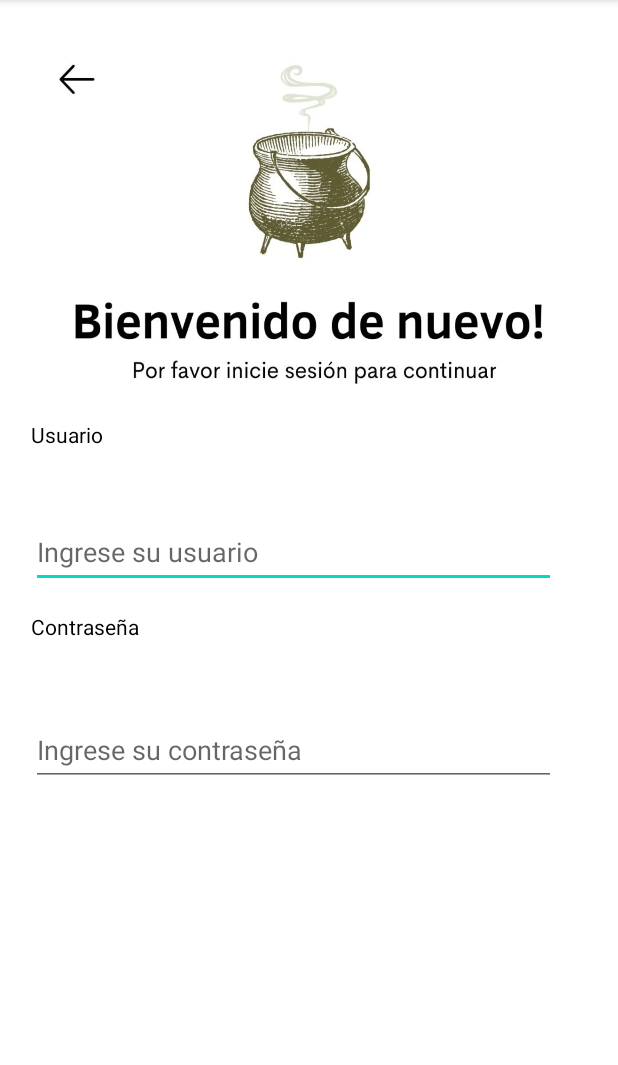
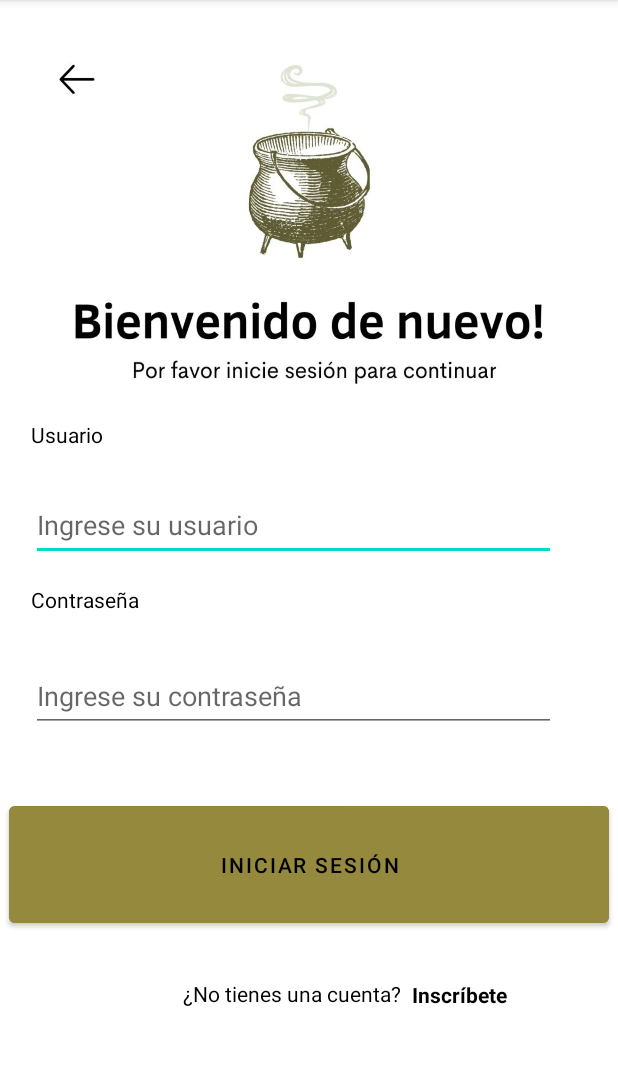
Before and after one commit to jlapazac/cocinamama, an Android app: the screen it shows after launch (LoginActivity), after a tap on "INICIAR SESIÓN", on a phone screen of 412 x 824 dp, the part 84-1149 px from its top. Run offline under Robolectric (Android 15) with nearby library versions, the phone set to English and light mode, and no system bars.

Commit message:
Update LoginActivity and MenuActivity

```diff
--- a/app/build.gradle
+++ b/app/build.gradle
@@ -38,6 +38,8 @@ dependencies {
     implementation 'androidx.annotation:annotation:1.2.0'
     implementation 'androidx.lifecycle:lifecycle-livedata-ktx:2.4.1'
     implementation 'androidx.lifecycle:lifecycle-viewmodel-ktx:2.4.1'
+    implementation 'androidx.navigation:navigation-ui:2.4.1'
+    implementation 'androidx.navigation:navigation-fragment:2.4.1'
     testImplementation 'junit:junit:4.13.2'
     androidTestImplementation 'androidx.test.ext:junit:1.1.3'
     androidTestImplementation 'androidx.test.espresso:espresso-core:3.4.0'
--- a/app/src/main/res/layout/activity_login.xml
+++ b/app/src/main/res/layout/activity_login.xml
@@ -10,7 +10,7 @@
     <TextView
         android:id="@+id/txtUser"
         android:layout_width="350dp"
-        android:layout_height="48dp"
+        android:layout_height="30dp"
         android:layout_marginStart="10dp"
         android:layout_marginTop="280dp"
         android:text="Usuario"
@@ -31,15 +31,17 @@
         android:inputType="textEmailAddress"
         android:minHeight="48dp"
         android:textColor="@color/black"
+        android:visibility="visible"
         app:layout_constraintEnd_toEndOf="parent"
         app:layout_constraintHorizontal_bias="0.2"
         app:layout_constraintStart_toStartOf="parent"
-        app:layout_constraintTop_toBottomOf="@+id/txtUser" />
+        app:layout_constraintTop_toBottomOf="@+id/txtUser"
+        tools:visibility="visible" />
 
     <TextView
         android:id="@+id/txtPassword"
         android:layout_width="350dp"
-        android:layout_height="48dp"
+        android:layout_height="30dp"
         android:layout_marginStart="10dp"
         android:layout_marginTop="16dp"
         android:text="Contraseña"
@@ -64,4 +66,47 @@
         app:layout_constraintStart_toStartOf="parent"
         app:layout_constraintTop_toBottomOf="@+id/txtPassword" />
 
+    <Button
+        android:id="@+id/btnLogin"
+        android:layout_width="400dp"
+        android:layout_height="90dp"
+        android:layout_marginTop="43dp"
+        android:backgroundTint="#95893E"
+        android:text="Iniciar Sesión"
+        android:textColor="@color/black"
+        app:layout_constraintEnd_toEndOf="parent"
+        app:layout_constraintStart_toStartOf="parent"
+        app:layout_constraintTop_toBottomOf="@+id/editTextPassword" />
+
+    <TextView
+        android:id="@+id/textView3"
+        android:layout_width="wrap_content"
+        android:layout_height="wrap_content"
+        android:layout_marginStart="96dp"
+        android:layout_marginTop="28dp"
+        android:text="¿No tienes una cuenta?"
+        android:textColor="@color/black"
+        app:layout_constraintBottom_toBottomOf="parent"
+        app:layout_constraintEnd_toEndOf="parent"
+        app:layout_constraintHorizontal_bias="0.152"
+        app:layout_constraintStart_toStartOf="parent"
+        app:layout_constraintTop_toBottomOf="@+id/btnLogin"
+        app:layout_constraintVertical_bias="0.031" />
+
+    <TextView
+        android:id="@+id/txtInscribete2"
+        android:layout_width="wrap_content"
+        android:layout_height="wrap_content"
+        android:layout_marginTop="116dp"
+        android:onClick="goRegister"
+        android:text="Inscríbete"
+        android:textColor="@color/black"
+        android:textStyle="bold"
+        app:layout_constraintBottom_toBottomOf="parent"
+        app:layout_constraintEnd_toEndOf="parent"
+        app:layout_constraintHorizontal_bias="0.092"
+        app:layout_constraintStart_toEndOf="@id/textView3"
+        app:layout_constraintTop_toTopOf="@id/btnLogin"
+        app:layout_constraintVertical_bias="0.061" />
+
 </androidx.constraintlayout.widget.ConstraintLayout>
--- a/app/src/main/res/layout/app_bar_menu.xml
+++ b/app/src/main/res/layout/app_bar_menu.xml
@@ -27,7 +27,7 @@
         android:layout_width="wrap_content"
         android:layout_height="wrap_content"
         android:layout_gravity="bottom|end"
-        android:layout_marginEnd="@dimen/fab_margin"
+        android:layout_marginEnd="16dp"
         android:layout_marginBottom="16dp"
         app:srcCompat="@android:drawable/ic_dialog_email" />
 
--- a/app/src/main/res/menu/activity_main_drawer.xml
+++ b/app/src/main/res/menu/activity_main_drawer.xml
@@ -7,14 +7,14 @@
         <item
             android:id="@+id/nav_home"
             android:icon="@drawable/ic_menu_camera"
-            android:title="@string/menu_home" />
+            android:title="Home" />
         <item
             android:id="@+id/nav_gallery"
             android:icon="@drawable/ic_menu_gallery"
-            android:title="@string/menu_gallery" />
+            android:title="Gallery" />
         <item
             android:id="@+id/nav_slideshow"
             android:icon="@drawable/ic_menu_slideshow"
-            android:title="@string/menu_slideshow" />
+            android:title="Slideshow" />
     </group>
 </menu>
--- a/app/src/main/res/menu/menu.xml
+++ b/app/src/main/res/menu/menu.xml
@@ -4,6 +4,6 @@
     <item
         android:id="@+id/action_settings"
         android:orderInCategory="100"
-        android:title="@string/action_settings"
+        android:title="Settings"
         app:showAsAction="never" />
 </menu>
--- a/app/src/main/res/navigation/mobile_navigation.xml
+++ b/app/src/main/res/navigation/mobile_navigation.xml
@@ -8,18 +8,18 @@
     <fragment
         android:id="@+id/nav_home"
         android:name="com.example.cocinamama.ui.home.HomeFragment"
-        android:label="@string/menu_home"
+        android:label="Home"
         tools:layout="@layout/fragment_home" />
 
     <fragment
         android:id="@+id/nav_gallery"
         android:name="com.example.cocinamama.ui.gallery.GalleryFragment"
-        android:label="@string/menu_gallery"
+        android:label="Gallery"
         tools:layout="@layout/fragment_gallery" />
 
     <fragment
         android:id="@+id/nav_slideshow"
         android:name="com.example.cocinamama.ui.slideshow.SlideshowFragment"
-        android:label="@string/menu_slideshow"
+        android:label="Slideshow"
         tools:layout="@layout/fragment_slideshow" />
 </navigation>
```
Also changed, not shown: app/src/main/java/com/example/cocinamama/LoginActivity.java (+8 -0 lines), app/src/main/res/layout/nav_header_menu.xml (+6 -6 lines).
